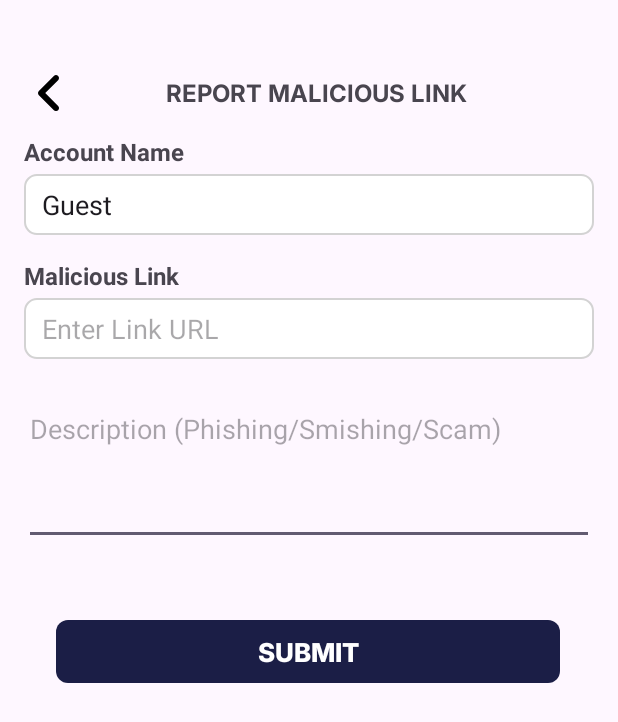
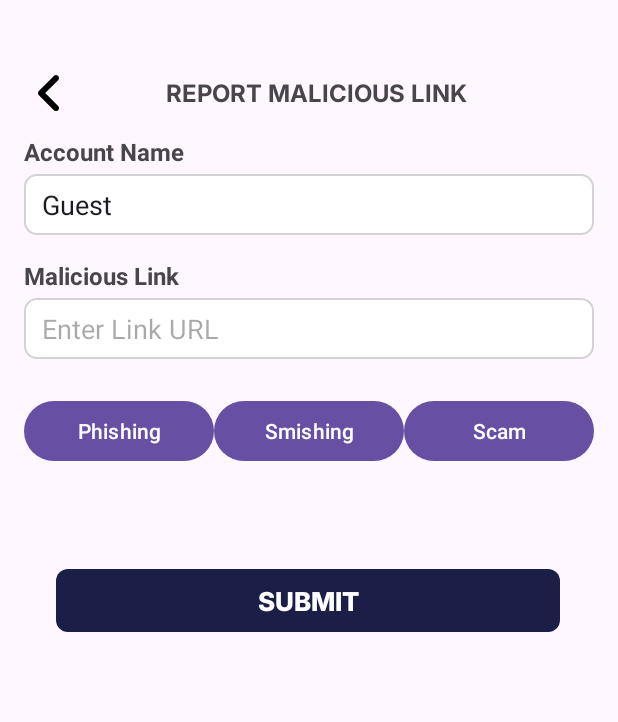
Before and after one commit to RhyzenCedric/capstone, an Android app: the ReportActivity screen opened directly, with no data from a screen before it, on a phone screen of 412 x 824 dp. Shown: the top 722 px of the screen. Run offline under Robolectric (Android 15) with nearby library versions, the phone set to English and light mode, and no system bars.

Commit message:
changes in the ui

```diff
--- a/phishingapp/app/src/main/java/com/example/phishingapp/AnalyticsActivity.kt
+++ b/phishingapp/app/src/main/java/com/example/phishingapp/AnalyticsActivity.kt
@@ -156,6 +156,8 @@ class AnalyticsActivity : AppCompatActivity() {
             lineWidth = 2f
             setCircleColor(resources.getColor(R.color.ic_launcher_background, theme))
             circleRadius = 4f
+            setValueTextSize(12f)
+            setValueTextColor(resources.getColor(R.color.black, theme))
         }
 
         lineChart.data = LineData(dataSet)
@@ -185,6 +187,7 @@ class AnalyticsActivity : AppCompatActivity() {
             isDragEnabled = true
             setScaleEnabled(true)
             setPinchZoom(true)
+            setDoubleTapToZoomEnabled(true)
             invalidate() // Force a redraw of the chart
         }
     }
--- a/phishingapp/app/src/main/java/com/example/phishingapp/ReportActivity.kt
+++ b/phishingapp/app/src/main/java/com/example/phishingapp/ReportActivity.kt
@@ -24,9 +24,9 @@ class ReportActivity : AppCompatActivity() {
 
     private lateinit var textViewUsername: TextView
     private lateinit var editTextLink: EditText
-    private lateinit var editTextDescription: EditText
     private lateinit var buttonSubmitReport: ConstraintLayout
     private var userId: Int? = null
+    private lateinit var editTextDescription: String
 
     override fun onCreate(savedInstanceState: Bundle?) {
         super.onCreate(savedInstanceState)
@@ -34,10 +34,21 @@ class ReportActivity : AppCompatActivity() {
 
         textViewUsername = findViewById(R.id.userUsername)
         editTextLink = findViewById(R.id.urlEditText)
-        editTextDescription = findViewById(R.id.descriptionEditText)
         buttonSubmitReport = findViewById(R.id.reportButton)
 
         setupNavigationButtons()
+
+        findViewById<Button>(R.id.buttonPhishing).setOnClickListener {
+            selectDescription("Phishing")
+        }
+
+        findViewById<Button>(R.id.buttonSmishing).setOnClickListener {
+            selectDescription("Smishing")
+        }
+
+        findViewById<Button>(R.id.buttonScam).setOnClickListener {
+            selectDescription("Scam")
+        }
 
         val username = intent.getStringExtra("userUsername") ?: "Guest"
 
@@ -63,6 +74,15 @@ class ReportActivity : AppCompatActivity() {
                 submitReport(userId)
             }
         }
+    }
+
+    private fun selectDescription(description: String) {
+        editTextDescription = description
+
+        // Disable all buttons after selection
+        findViewById<Button>(R.id.buttonPhishing).isEnabled = false
+        findViewById<Button>(R.id.buttonSmishing).isEnabled = false
+        findViewById<Button>(R.id.buttonScam).isEnabled = false
     }
 
     private fun getUserIdFromUsername(username: String) {
@@ -102,7 +122,7 @@ class ReportActivity : AppCompatActivity() {
         }
 
         val link = editTextLink.text.toString().trim()
-        val description = editTextDescription.text.toString().trim()
+        val description = editTextDescription
 
         if (link.isEmpty()) {
             Toast.makeText(this, "Please fill in the link you want to report", Toast.LENGTH_SHORT).show()
--- a/phishingapp/app/src/main/res/layout/activity_report.xml
+++ b/phishingapp/app/src/main/res/layout/activity_report.xml
@@ -99,33 +99,53 @@
         app:layout_constraintTop_toBottomOf="@id/maliciousLinkLabel" />
 
     <!-- Description Input -->
-    <EditText
-        android:id="@+id/descriptionEditText"
+    <LinearLayout
+        android:id="@+id/linearLayout"
         android:layout_width="0dp"
-        android:layout_height="100dp"
+        android:layout_height="wrap_content"
         android:layout_marginStart="16dp"
         android:layout_marginTop="24dp"
         android:layout_marginEnd="16dp"
-        android:gravity="top|start"
-        android:hint="Description (Phishing/Smishing/Scam)"
-        android:inputType="textMultiLine"
+        android:orientation="horizontal"
         app:layout_constraintEnd_toEndOf="parent"
-        app:layout_constraintHorizontal_bias="0.0"
         app:layout_constraintStart_toStartOf="parent"
-        app:layout_constraintTop_toBottomOf="@id/urlEditText" />
+        app:layout_constraintTop_toBottomOf="@id/urlEditText">
+
+        <Button
+            android:id="@+id/buttonPhishing"
+            android:layout_width="0dp"
+            android:layout_height="wrap_content"
+            android:layout_weight="1"
+            android:text="Phishing" />
+
+        <Button
+            android:id="@+id/buttonSmishing"
+            android:layout_width="0dp"
+            android:layout_height="wrap_content"
+            android:layout_weight="1"
+            android:text="Smishing" />
+
+        <Button
+            android:id="@+id/buttonScam"
+            android:layout_width="0dp"
+            android:layout_height="wrap_content"
+            android:layout_weight="1"
+            android:text="Scam" />
+    </LinearLayout>
 
     <androidx.constraintlayout.widget.ConstraintLayout
         android:id="@+id/reportButton"
         android:layout_width="336dp"
         android:layout_height="42dp"
-        android:layout_marginTop="50dp"
+        android:layout_marginTop="68dp"
         android:background="@drawable/rounded_violet_button"
         android:clickable="true"
         android:focusable="true"
         app:layout_constraintEnd_toEndOf="parent"
         app:layout_constraintHorizontal_bias="0.493"
+
         app:layout_constraintStart_toStartOf="parent"
-        app:layout_constraintTop_toBottomOf="@+id/descriptionEditText"
+        app:layout_constraintTop_toBottomOf="@+id/linearLayout"
         tools:ignore="MissingConstraints">
 
         <TextView
```
